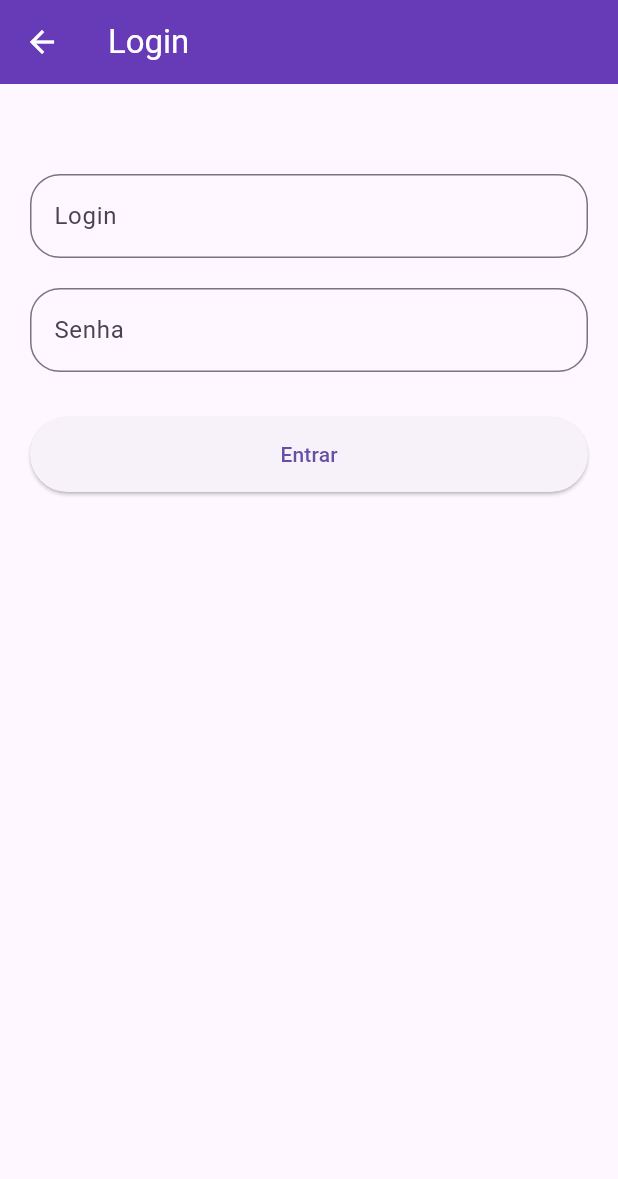
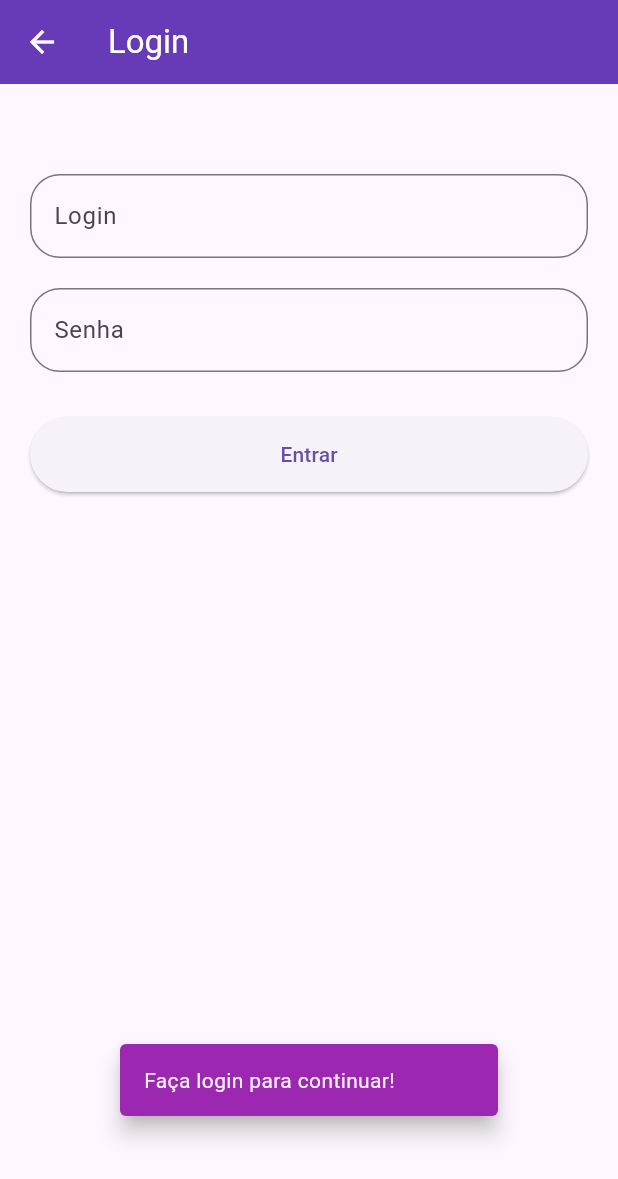
Before and after one commit to dimas00/sweetStoreApp, a Flutter app: the screen it shows after launch, after a tap on the "person" icon, on a phone screen of 412 x 824 dp. Shown: the top 1179 px of the screen. Run offline on Flutter 3.47's test engine with Material 3 defaults, Android fonts, the phone set to English and light mode, and no system bars; our stand-ins replace shared_preferences; missing offline and left inert: dart:ffi; accounts and stored records are empty; network calls fail.

Commit message:
correção no userpage para mostrar os dados do usuario

```diff
--- a/lib/App_widget.dart
+++ b/lib/App_widget.dart
@@ -1,4 +1,5 @@
 import 'package:flutter/material.dart';
+import 'package:sweet_store/features/addrees/address_page.dart';
 import 'package:sweet_store/features/cart/cart_page.dart';
 import 'package:sweet_store/features/home/home_page.dart';
 import 'package:sweet_store/features/auth/session_manager.dart';
@@ -40,7 +41,7 @@ class _AppWidgetState extends State<AppWidget> {
         ),
       ),
       navigatorKey: navigatorKey,
-      routes: {'/login': (_) => Login(), '/home': (_) => Home(), '/cart': (_) => Carrinho(), '/user': (_) => UserPage(), '/checkout': (_) => CheckoutPage(), },
+      routes: {'/login': (_) => Login(), '/home': (_) => Home(), '/cart': (_) => Carrinho(), '/user': (_) => UserPage(), '/checkout': (_) => CheckoutPage(), '/addrees': (_) => AddreesPage() },
       home: Home(),
     );
   }
--- a/lib/core/navigation/app_navigator.dart
+++ b/lib/core/navigation/app_navigator.dart
@@ -2,6 +2,7 @@ import 'package:flutter/cupertino.dart';
 import 'package:sweet_store/core/navigation/route_guard.dart';
 
 import '../state/app_state.dart';
+import '../utils/app_alert.dart';
 
 class AppNavigator {
   static Future<void> push(BuildContext context, String route) async {
@@ -17,6 +18,8 @@ class AppNavigator {
 
       // ❌ ainda não tem usuário → BLOQUEIA
       if (controller.usuario == null) {
+        AppAlert.showInfo(context, "Faça login para continuar!");
+
         final result = await Navigator.pushNamed(context, '/login');
 
         // ❌ usuário desistiu
--- a/lib/core/navigation/route_guard.dart
+++ b/lib/core/navigation/route_guard.dart
@@ -3,6 +3,7 @@ class RouteGuard {
   static const rotasProtegidas = [
     '/user',
     '/checkout',
+    '/addrees',
   ];
 
 }
--- a/lib/features/checkout/checkout_page.dart
+++ b/lib/features/checkout/checkout_page.dart
@@ -218,7 +218,7 @@ class _CheckoutPageState extends State<CheckoutPage> {
                   await Navigator.push(
                     context,
                     MaterialPageRoute(
-                      builder: (_) => EnderecoPage(),
+                      builder: (_) => AddreesPage(),
                     ),
                   );
                 },
@@ -239,7 +239,7 @@ class _CheckoutPageState extends State<CheckoutPage> {
                 await Navigator.push(
                   context,
                   MaterialPageRoute(
-                    builder: (_) => EnderecoPage(),
+                    builder: (_) => AddreesPage(),
                   ),
                 );
               },
--- a/lib/features/user/user_page.dart
+++ b/lib/features/user/user_page.dart
@@ -199,7 +199,7 @@ class _UserPageState extends State<UserPage> {
                 Text("Nenhum endereço cadastrado"),
                 TextButton(
                   onPressed: () {
-                    // ir para cadastro
+                    Navigator.pushNamed(context, '/addrees');
                   },
                   child: Text("Cadastrar endereço"),
                 ),
--- a/lib/features/user/user_service.dart
+++ b/lib/features/user/user_service.dart
@@ -5,6 +5,7 @@ class UserService {
 
   final api = ApiClient();
 
+  // 🔍 busca usuário logado
   // 🔍 busca usuário logado
   Future<Map<String, dynamic>?> getUsuario() async {
     try {
@@ -14,10 +15,15 @@ class UserService {
       print("GET USER BODY: ${response.body}");
 
       if (response.statusCode == 200) {
-        return jsonDecode(response.body);
+        final jsonResponse = jsonDecode(response.body);
+
+        // 🔥 Verifica se o campo 'data' existe e o retorna diretamente
+        if (jsonResponse["data"] != null) {
+          return jsonResponse["data"];
+        }
       }
 
-      // ❗ se não for 200 → considera não logado
+      // ❗ se não for 200 ou não vier dados → considera não logado
       return null;
 
     } catch (e) {
```
Also changed, not shown: lib/features/addrees/address_page.dart (+4 -4 lines), lib/features/auth/auth_service.dart (+14 -22 lines).
